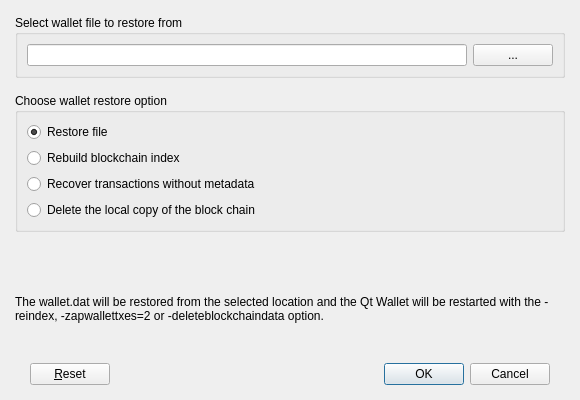
Before: the Qt Designer form src/qt/forms/restoredialog.ui in shaileshnift/UIDD, drawn with Qt 5.
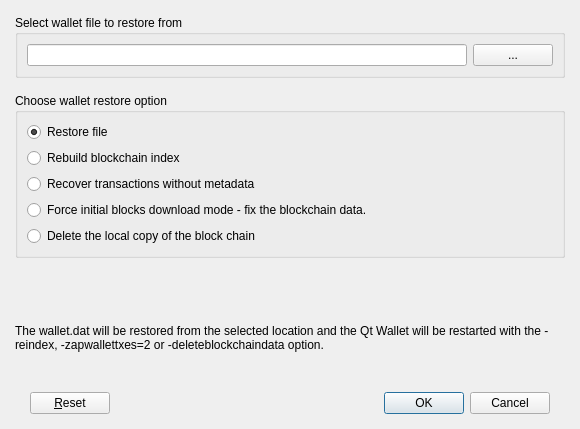
After: the same form once the commit is applied.

Patch:
```diff
--- a/src/qt/forms/restoredialog.ui
+++ b/src/qt/forms/restoredialog.ui
@@ -7,7 +7,7 @@
     <x>0</x>
     <y>0</y>
     <width>580</width>
-    <height>400</height>
+    <height>429</height>
    </rect>
   </property>
   <property name="windowTitle">
@@ -123,6 +123,13 @@
           </property>
          </widget>
         </item>
+        <item>
+         <widget class="QRadioButton" name="rbInitialBlocksDownload">
+          <property name="text">
+           <string>Force initial blocks download mode - fix the blockchain data.</string>
+          </property>
+         </widget>
+        </item>
         <item>
          <widget class="QRadioButton" name="rbLocalDeleteData">
           <property name="sizePolicy">
```
